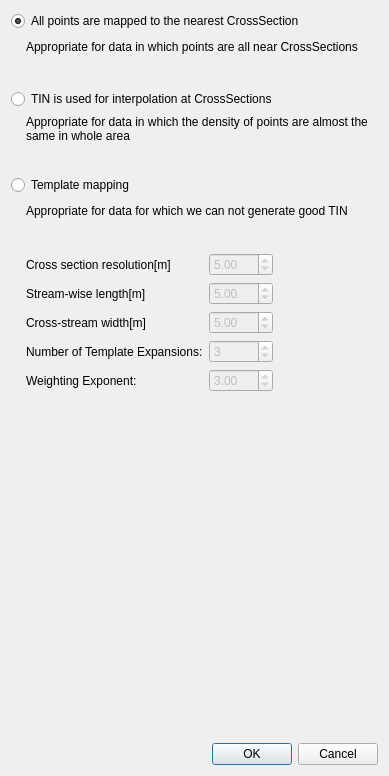
Above: apps/rivmaker/dialogs/mappingsettingdialog.ui from i-RIC/prepost-gui before the change. Below: the same form after it.
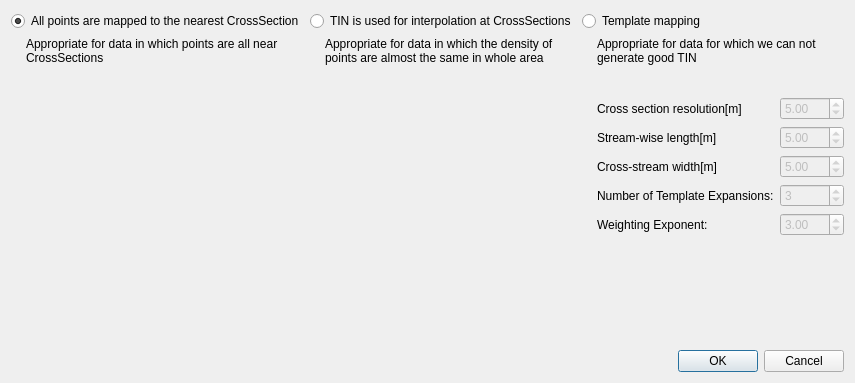
That is the form after the change. Icons and pictures are not drawn.

Commit message: Mapping Setting layout updated.

```diff
--- a/apps/rivmaker/dialogs/mappingsettingdialog.ui
+++ b/apps/rivmaker/dialogs/mappingsettingdialog.ui
@@ -6,14 +6,18 @@
    <rect>
     <x>0</x>
     <y>0</y>
-    <width>389</width>
-    <height>776</height>
+    <width>843</width>
+    <height>383</height>
    </rect>
   </property>
   <property name="windowTitle">
    <string>Mapping Setting</string>
   </property>
-  <layout class="QVBoxLayout" name="verticalLayout">
+  <layout class="QVBoxLayout" name="verticalLayout_4" stretch="1,0">
+   <item>
+    <layout class="QHBoxLayout" name="horizontalLayout_8">
+     <item>
+      <layout class="QVBoxLayout" name="verticalLayout" stretch="0,0,0,1">
    <item>
     <widget class="QRadioButton" name="nearestRadioButton">
      <property name="text">
@@ -85,6 +89,23 @@
     </layout>
    </item>
    <item>
+        <spacer name="verticalSpacer_2">
+         <property name="orientation">
+          <enum>Qt::Vertical</enum>
+         </property>
+         <property name="sizeHint" stdset="0">
+          <size>
+           <width>20</width>
+           <height>40</height>
+          </size>
+         </property>
+        </spacer>
+       </item>
+      </layout>
+     </item>
+     <item>
+      <layout class="QVBoxLayout" name="verticalLayout_2">
+       <item>
     <widget class="QRadioButton" name="tinRadioButton">
      <property name="text">
       <string>TIN is used for interpolation at CrossSections</string>
@@ -152,6 +173,23 @@
     </layout>
    </item>
    <item>
+        <spacer name="verticalSpacer_3">
+         <property name="orientation">
+          <enum>Qt::Vertical</enum>
+         </property>
+         <property name="sizeHint" stdset="0">
+          <size>
+           <width>20</width>
+           <height>40</height>
+          </size>
+         </property>
+        </spacer>
+       </item>
+      </layout>
+     </item>
+     <item>
+      <layout class="QVBoxLayout" name="verticalLayout_3">
+       <item>
     <widget class="QRadioButton" name="templateRadioButton">
      <property name="text">
       <string>Template mapping</string>
@@ -383,6 +421,10 @@
      </property>
     </spacer>
    </item>
+      </layout>
+     </item>
+    </layout>
+   </item>
    <item>
     <widget class="QDialogButtonBox" name="buttonBox">
      <property name="orientation">
```
Left out of the diff: 2 changed lines with no effect on the pictures. Lines whose indentation alone changed are shown as unchanged.
